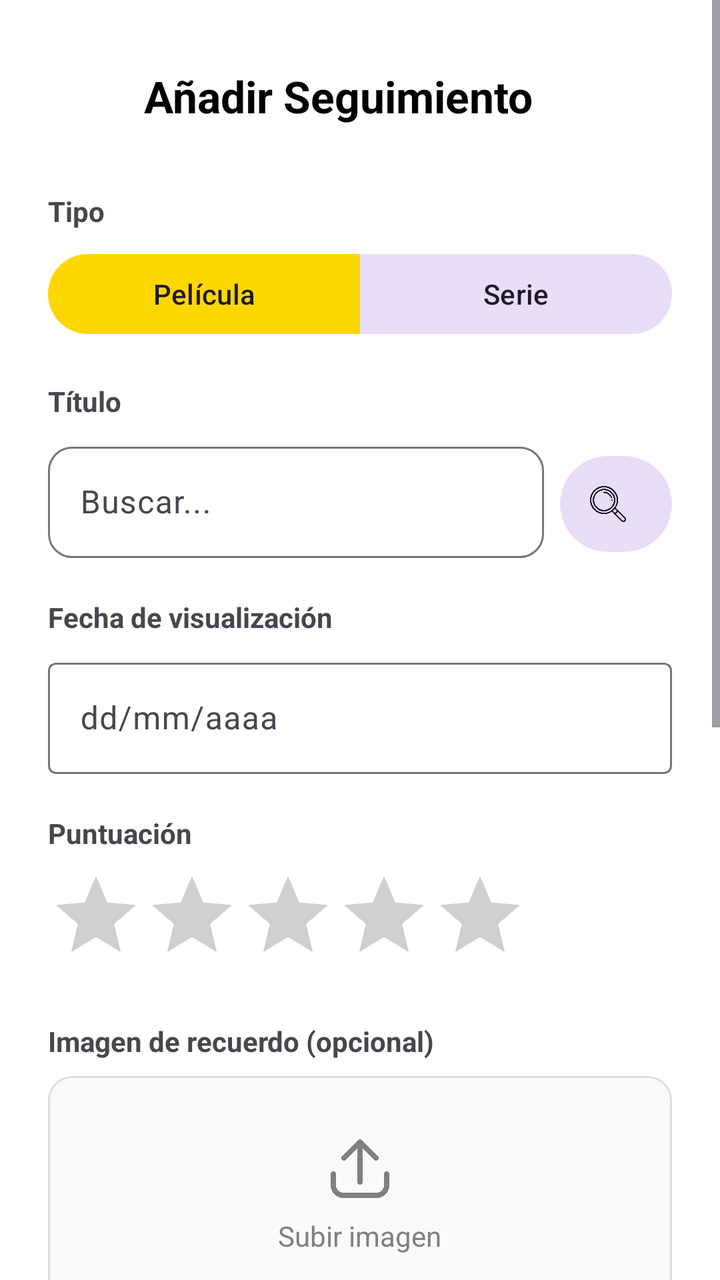
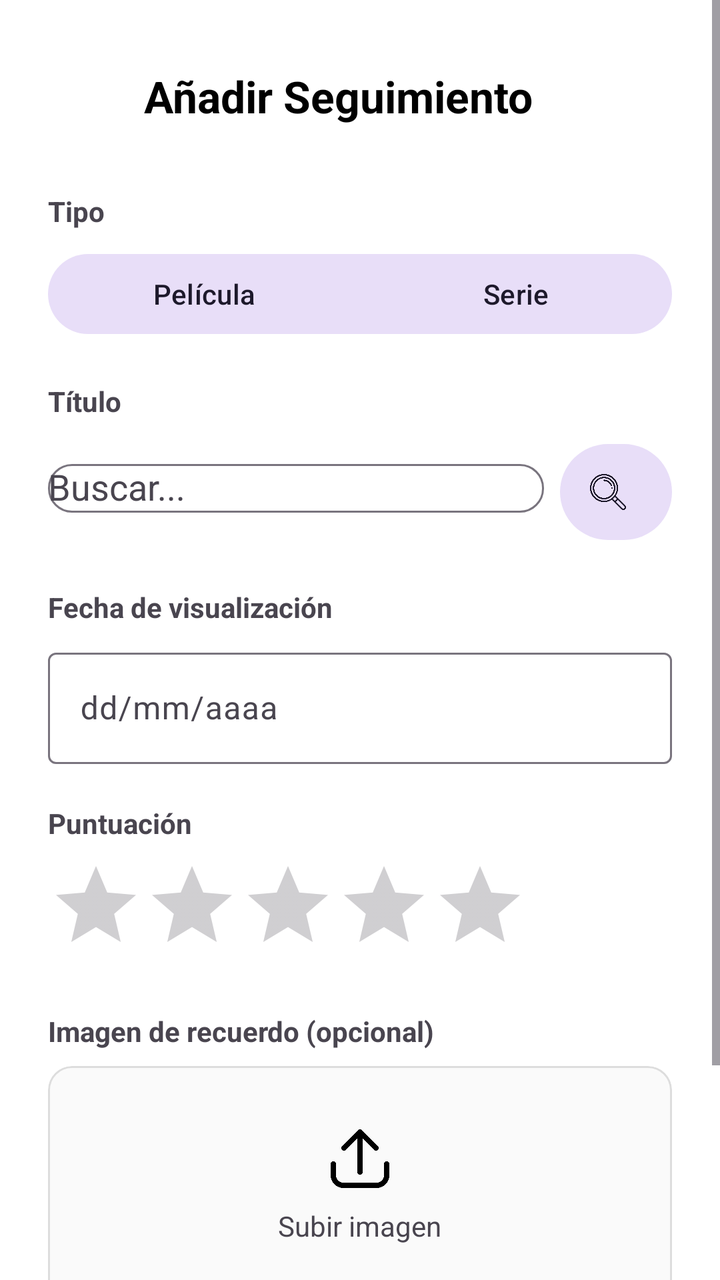

Before-and-after screenshots of an Android layout around one commit, followed by the original layout XML and the change that was made.
<!-- AndroidManifest.xml: application theme Theme.Filmoteca -->
<!-- res/layout/fragment_form.xml -->
<?xml version="1.0" encoding="utf-8"?>
<ScrollView xmlns:android="http://schemas.android.com/apk/res/android"
    xmlns:app="http://schemas.android.com/apk/res-auto"
    android:layout_width="match_parent"
    android:layout_height="match_parent"
    android:background="@color/white"
    android:clipToPadding="false"
    android:paddingBottom="200dp">


    <androidx.constraintlayout.widget.ConstraintLayout
        android:layout_width="match_parent"
        android:layout_height="wrap_content"
        android:padding="24dp">

        <ImageButton
            android:id="@+id/btnBack"
            android:layout_width="48dp"
            android:layout_height="48dp"
            android:background="?attr/selectableItemBackgroundBorderless"

            app:layout_constraintStart_toStartOf="parent"
            app:layout_constraintTop_toTopOf="parent" />

        <TextView
            android:id="@+id/tvTitleHeader"
            android:layout_width="wrap_content"
            android:layout_height="wrap_content"
            android:text="Añadir Seguimiento"
            android:textColor="@color/black"
            android:textSize="22sp"
            android:textStyle="bold"
            app:layout_constraintBottom_toBottomOf="@id/btnBack"
            app:layout_constraintStart_toEndOf="@id/btnBack"
            app:layout_constraintTop_toTopOf="@id/btnBack" />

        <TextView
            android:id="@+id/labelTipo"
            android:layout_width="wrap_content"
            android:layout_height="wrap_content"
            android:layout_marginTop="24dp"
            android:text="Tipo"
            android:textStyle="bold"
            app:layout_constraintTop_toBottomOf="@id/btnBack"
            app:layout_constraintStart_toStartOf="parent" />

        <com.google.android.material.button.MaterialButtonToggleGroup
            android:id="@+id/toggleGroup"
            android:layout_width="match_parent"
            android:layout_height="wrap_content"
            android:layout_marginTop="8dp"
            app:singleSelection="true"
            app:selectionRequired="true"
            app:checkedButton="@+id/btnPelicula"
            app:layout_constraintTop_toBottomOf="@id/labelTipo">

            <com.google.android.material.button.MaterialButton
                android:id="@+id/btnPelicula"
                style="@style/Widget.Material3.Button.TonalButton"
                android:layout_width="0dp"
                android:layout_height="wrap_content"
                android:layout_weight="1"
                android:text="Película"
                app:backgroundTint="@color/dorado" />

            <com.google.android.material.button.MaterialButton
                android:id="@+id/btnSerie"
                style="@style/Widget.Material3.Button.TonalButton"
                android:layout_width="0dp"
                android:layout_height="wrap_content"
                android:layout_weight="1"
                android:text="Serie" />
        </com.google.android.material.button.MaterialButtonToggleGroup>

        <TextView
            android:id="@+id/labelTitulo"
            android:layout_width="wrap_content"
            android:layout_height="wrap_content"
            android:layout_marginTop="20dp"
            android:text="Título"
            android:textStyle="bold"
            app:layout_constraintTop_toBottomOf="@id/toggleGroup"
            app:layout_constraintStart_toStartOf="parent" />

        <LinearLayout
            android:id="@+id/searchContainer"
            android:layout_width="match_parent"
            android:layout_height="wrap_content"
            android:layout_marginTop="8dp"
            android:orientation="horizontal"
            app:layout_constraintTop_toBottomOf="@id/labelTitulo">

            <com.google.android.material.textfield.TextInputLayout
                android:layout_width="0dp"
                android:layout_height="wrap_content"
                android:layout_weight="1"
                app:boxBackgroundColor="@color/white"
                app:boxCornerRadiusBottomEnd="12dp"
                app:boxCornerRadiusBottomStart="12dp"
                app:boxCornerRadiusTopEnd="12dp"
                app:boxCornerRadiusTopStart="12dp"
                style="@style/Widget.Material3.TextInputLayout.OutlinedBox">

                <com.google.android.material.textfield.TextInputEditText
                    android:layout_width="match_parent"
                    android:layout_height="wrap_content"
                    android:hint="Buscar..." />
            </com.google.android.material.textfield.TextInputLayout>

            <com.google.android.material.button.MaterialButton
                style="@style/Widget.Material3.Button.TonalButton"
                android:layout_width="56dp"
                android:layout_height="56dp"
                android:layout_marginStart="8dp"
                app:icon="@drawable/loupe"
                app:iconGravity="textStart"
                android:padding="0dp" />
        </LinearLayout>

        <TextView
            android:id="@+id/labelFecha"
            android:layout_width="wrap_content"
            android:layout_height="wrap_content"
            android:layout_marginTop="20dp"
            android:text="Fecha de visualización"
            android:textStyle="bold"
            app:layout_constraintTop_toBottomOf="@id/searchContainer"
            app:layout_constraintStart_toStartOf="parent" />

        <com.google.android.material.textfield.TextInputLayout
            android:id="@+id/dateInputLayout"
            android:layout_width="match_parent"
            android:layout_height="wrap_content"
            android:layout_marginTop="8dp"
            style="@style/Widget.Material3.TextInputLayout.OutlinedBox"
            app:layout_constraintTop_toBottomOf="@id/labelFecha">

            <com.google.android.material.textfield.TextInputEditText
                android:layout_width="match_parent"
                android:layout_height="wrap_content"
                android:hint="dd/mm/aaaa"
                android:focusable="false"
                android:clickable="true" />
        </com.google.android.material.textfield.TextInputLayout>

        <TextView
            android:id="@+id/labelPuntuacion"
            android:layout_width="wrap_content"
            android:layout_height="wrap_content"
            android:layout_marginTop="20dp"
            android:text="Puntuación"
            android:textStyle="bold"
            app:layout_constraintTop_toBottomOf="@id/dateInputLayout"
            app:layout_constraintStart_toStartOf="parent" />

        <RatingBar
            android:id="@+id/ratingBar"
            android:layout_width="wrap_content"
            android:layout_height="wrap_content"
            android:layout_marginTop="8dp"
            android:numStars="5"
            android:stepSize="1"
            style="@style/Widget.AppCompat.RatingBar"
            app:layout_constraintTop_toBottomOf="@id/labelPuntuacion"
            app:layout_constraintStart_toStartOf="parent" />

        <TextView
            android:id="@+id/labelImagen"
            android:layout_width="wrap_content"
            android:layout_height="wrap_content"
            android:layout_marginTop="20dp"
            android:text="Imagen de recuerdo (opcional)"
            android:textStyle="bold"
            app:layout_constraintTop_toBottomOf="@id/ratingBar"
            app:layout_constraintStart_toStartOf="parent" />

        <com.google.android.material.card.MaterialCardView
            android:id="@+id/cardUpload"
            android:layout_width="match_parent"
            android:layout_height="120dp"
            android:layout_marginTop="8dp"
            app:cardBackgroundColor="#FAFAFA"
            app:strokeColor="#DDDDDD"
            app:strokeWidth="1dp"
            app:layout_constraintTop_toBottomOf="@id/labelImagen">

            <LinearLayout
                android:layout_width="match_parent"
                android:layout_height="match_parent"
                android:gravity="center"
                android:orientation="vertical">

                <ImageView
                    android:layout_width="32dp"
                    android:layout_height="32dp"
                    android:src="@drawable/upload"
                    app:tint="@color/gray" />

                <TextView
                    android:layout_width="wrap_content"
                    android:layout_height="wrap_content"
                    android:layout_marginTop="8dp"
                    android:text="Subir imagen"
                    android:textColor="@color/gray" />
            </LinearLayout>
        </com.google.android.material.card.MaterialCardView>

        <com.google.android.material.button.MaterialButton
            android:id="@+id/btnGuardar"
            android:layout_width="match_parent"
            android:layout_height="60dp"
            android:layout_marginTop="32dp"
            android:text="Guardar seguimiento"
            android:textColor="@color/black"
            android:textStyle="bold"
            app:cornerRadius="12dp"
            app:backgroundTint="@color/dorado"
            app:layout_constraintTop_toBottomOf="@id/cardUpload"
            app:layout_constraintBottom_toBottomOf="parent" />

    </androidx.constraintlayout.widget.ConstraintLayout>
</ScrollView>
<!-- resources referenced by this layout -->
<resources>
  <color name="black">#FF000000</color>
  <color name="dorado">#FFD700</color>
  <color name="gray">#FF808080</color>
  "
  <color name="white">#FFFFFFFF</color>
  <!-- drawable loupe: png bitmap (drawable, 25107 bytes) -->
  <!-- drawable upload: png bitmap (drawable, 7808 bytes) -->
  <style name="Theme.Filmoteca" parent="Base.Theme.Filmoteca" />
  <style name="Base.Theme.Filmoteca" parent="Theme.Material3.DayNight.NoActionBar">
          
          
      </style>
</resources>

<!-- the commit's change to res/layout/fragment_form.xml (unified diff, before → after) -->
@@ -4,9 +4,7 @@
     android:layout_width="match_parent"
     android:layout_height="match_parent"
     android:background="@color/white"
-    android:clipToPadding="false"
-    android:paddingBottom="200dp">
-
+    android:clipToPadding="false">
 
     <androidx.constraintlayout.widget.ConstraintLayout
         android:layout_width="match_parent"
@@ -18,7 +16,6 @@
             android:layout_width="48dp"
             android:layout_height="48dp"
             android:background="?attr/selectableItemBackgroundBorderless"
-
             app:layout_constraintStart_toStartOf="parent"
             app:layout_constraintTop_toTopOf="parent" />
 
@@ -60,8 +57,7 @@
                 android:layout_width="0dp"
                 android:layout_height="wrap_content"
                 android:layout_weight="1"
-                android:text="Película"
-                app:backgroundTint="@color/dorado" />
+                android:text="Película" />
 
             <com.google.android.material.button.MaterialButton
                 android:id="@+id/btnSerie"
@@ -91,6 +87,7 @@
             app:layout_constraintTop_toBottomOf="@id/labelTitulo">
 
             <com.google.android.material.textfield.TextInputLayout
+                android:id="@+id/titleInputLayout"
                 android:layout_width="0dp"
                 android:layout_height="wrap_content"
                 android:layout_weight="1"
@@ -101,13 +98,17 @@
                 app:boxCornerRadiusTopStart="12dp"
                 style="@style/Widget.Material3.TextInputLayout.OutlinedBox">
 
-                <com.google.android.material.textfield.TextInputEditText
+                <AutoCompleteTextView
+                    android:id="@+id/autoCompleteTitulo"
                     android:layout_width="match_parent"
                     android:layout_height="wrap_content"
-                    android:hint="Buscar..." />
+                    android:hint="Buscar..."
+                    android:completionThreshold="1"
+                    android:inputType="text" />
             </com.google.android.material.textfield.TextInputLayout>
 
             <com.google.android.material.button.MaterialButton
+                android:id="@+id/btnBuscarLupa"
                 style="@style/Widget.Material3.Button.TonalButton"
                 android:layout_width="56dp"
                 android:layout_height="56dp"
@@ -184,7 +185,15 @@
             app:strokeWidth="1dp"
             app:layout_constraintTop_toBottomOf="@id/labelImagen">
 
+            <ImageView
+                android:id="@+id/imgPrevisualizacion"
+                android:layout_width="match_parent"
+                android:layout_height="match_parent"
+                android:scaleType="centerCrop"
+                android:visibility="gone" />
+
             <LinearLayout
+                android:id="@+id/layoutUploadPlaceholder"
                 android:layout_width="match_parent"
                 android:layout_height="match_parent"
                 android:gravity="center"
@@ -193,15 +202,13 @@
                 <ImageView
                     android:layout_width="32dp"
                     android:layout_height="32dp"
-                    android:src="@drawable/upload"
-                    app:tint="@color/gray" />
+                    android:src="@drawable/upload" />
 
                 <TextView
                     android:layout_width="wrap_content"
                     android:layout_height="wrap_content"
                     android:layout_marginTop="8dp"
-                    android:text="Subir imagen"
-                    android:textColor="@color/gray" />
+                    android:text="Subir imagen" />
             </LinearLayout>
         </com.google.android.material.card.MaterialCardView>
 
<!-- resource entries referenced after the edit -->
@@ -2,8 +2,6 @@
 <resources>
   <color name="black">#FF000000</color>
   <color name="dorado">#FFD700</color>
-  <color name="gray">#FF808080</color>
-  "
   <color name="white">#FFFFFFFF</color>
   <!-- drawable loupe: png bitmap (drawable, 25107 bytes) -->
   <!-- drawable upload: png bitmap (drawable, 7808 bytes) -->
